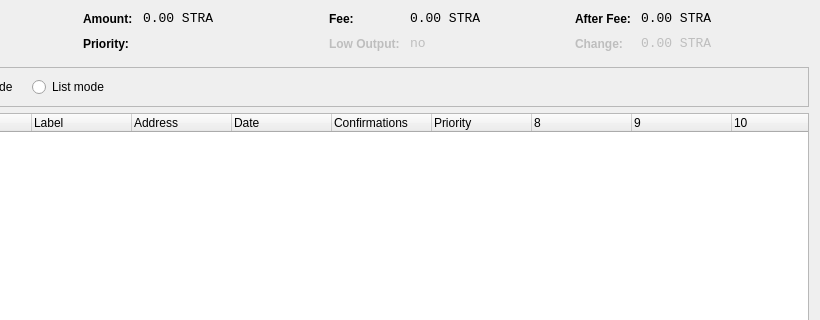
First picture: the form in src/qt/forms/coincontroldialog.ui, repository DNotesCoin/DNotes2.0, before the edit; both pictures show x 180 to 1000 and y 0 to 320 of the 1000 by 500 pixel window.
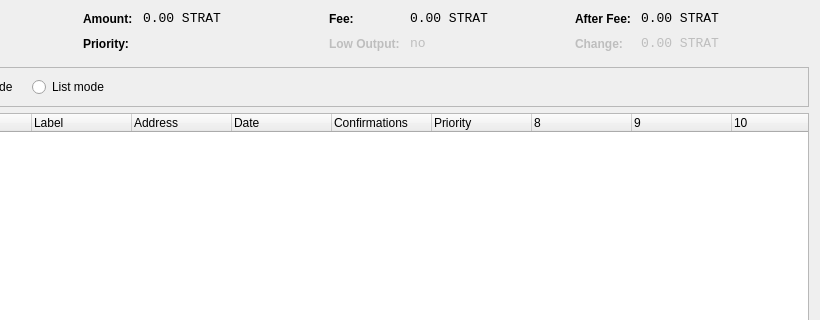
Second picture: the form after the edit. Custom widgets are drawn as their Qt base class.

Commit message: Change stratis ticker to STRAT and change 2014 to 2016

```diff
--- a/src/qt/forms/coincontroldialog.ui
+++ b/src/qt/forms/coincontroldialog.ui
@@ -141,7 +141,7 @@
           <enum>Qt::ActionsContextMenu</enum>
          </property>
          <property name="text">
-          <string notr="true">0.00 STRA</string>
+          <string notr="true">0.00 STRAT</string>
          </property>
          <property name="textInteractionFlags">
           <set>Qt::LinksAccessibleByMouse|Qt::TextSelectableByKeyboard|Qt::TextSelectableByMouse</set>
@@ -221,7 +221,7 @@
           <enum>Qt::ActionsContextMenu</enum>
          </property>
          <property name="text">
-          <string notr="true">0.00 STRA</string>
+          <string notr="true">0.00 STRAT</string>
          </property>
          <property name="textInteractionFlags">
           <set>Qt::LinksAccessibleByMouse|Qt::TextSelectableByKeyboard|Qt::TextSelectableByMouse</set>
@@ -307,7 +307,7 @@
           <enum>Qt::ActionsContextMenu</enum>
          </property>
          <property name="text">
-          <string notr="true">0.00 STRA</string>
+          <string notr="true">0.00 STRAT</string>
          </property>
          <property name="textInteractionFlags">
           <set>Qt::LinksAccessibleByMouse|Qt::TextSelectableByKeyboard|Qt::TextSelectableByMouse</set>
@@ -345,7 +345,7 @@
           <enum>Qt::ActionsContextMenu</enum>
          </property>
          <property name="text">
-          <string notr="true">0.00 STRA</string>
+          <string notr="true">0.00 STRAT</string>
          </property>
          <property name="textInteractionFlags">
           <set>Qt::LinksAccessibleByMouse|Qt::TextSelectableByKeyboard|Qt::TextSelectableByMouse</set>
```
The commit also changes 7 other files.
